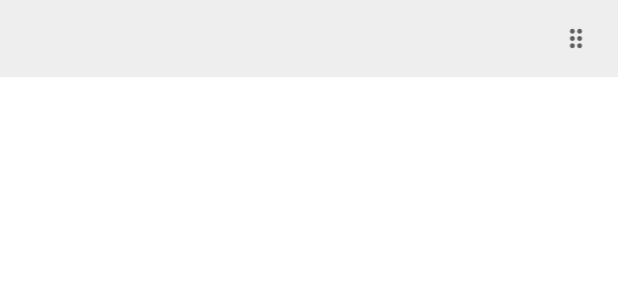
After one commit to mshafeeqkn/Shopee, an Android app: the layout list_item_layout.xml on its own in the app's theme, with its tools: preview values and no code run, on a phone screen of 412 x 824 dp. The commit adds this screen. Shown: the top 300 px of the screen. Run offline under Robolectric (Android 15) with nearby library versions, the phone set to English and light mode, and no system bars.

Commit message:
Draggable list view

```diff
--- a/app/build.gradle
+++ b/app/build.gradle
@@ -39,6 +39,7 @@ dependencies {
     implementation("androidx.navigation:navigation-dynamic-features-fragment:2.3.5")
     implementation platform('com.google.firebase:firebase-bom:28.1.0')
     implementation 'com.google.firebase:firebase-auth-ktx'
+    implementation 'com.ernestoyaquello.dragdropswiperecyclerview:drag-drop-swipe-recyclerview:1.0.2'
 
     implementation "org.jetbrains.kotlin:kotlin-stdlib:$kotlin_version"
     implementation 'androidx.core:core-ktx:1.5.0'
--- /dev/null
+++ b/app/src/main/res/drawable/ic_baseline_drag_indicator_24.xml
@@ -0,0 +1,11 @@
+<?xml version="1.0" encoding="utf-8"?>
+<vector xmlns:android="http://schemas.android.com/apk/res/android"
+    android:width="24dp"
+    android:height="24dp"
+    android:viewportWidth="24"
+    android:viewportHeight="24"
+    android:tint="?attr/colorControlNormal">
+  <path
+      android:fillColor="@android:color/white"
+      android:pathData="M11,18c0,1.1 -0.9,2 -2,2s-2,-0.9 -2,-2 0.9,-2 2,-2 2,0.9 2,2zM9,10c-1.1,0 -2,0.9 -2,2s0.9,2 2,2 2,-0.9 2,-2 -0.9,-2 -2,-2zM9,4c-1.1,0 -2,0.9 -2,2s0.9,2 2,2 2,-0.9 2,-2 -0.9,-2 -2,-2zM15,8c1.1,0 2,-0.9 2,-2s-0.9,-2 -2,-2 -2,0.9 -2,2 0.9,2 2,2zM15,10c-1.1,0 -2,0.9 -2,2s0.9,2 2,2 2,-0.9 2,-2 -0.9,-2 -2,-2zM15,16c-1.1,0 -2,0.9 -2,2s0.9,2 2,2 2,-0.9 2,-2 -0.9,-2 -2,-2z"/>
+</vector>
--- /dev/null
+++ b/app/src/main/res/drawable/list_divider.xml
@@ -0,0 +1,6 @@
+<?xml version="1.0" encoding="utf-8"?>
+<shape xmlns:android="http://schemas.android.com/apk/res/android"
+    android:shape="rectangle">
+    <size android:height="1dp" />
+    <solid android:color="#e1e1e1" />
+</shape>
--- /dev/null
+++ b/app/src/main/res/layout/list_item_layout.xml
@@ -0,0 +1,19 @@
+<?xml version="1.0" encoding="utf-8"?>
+<LinearLayout xmlns:android="http://schemas.android.com/apk/res/android"
+    android:layout_width="match_parent"
+    android:layout_height="wrap_content"
+    android:orientation="horizontal"
+    android:gravity="center"
+    android:padding="16dp"
+    android:background="#eeeeee">
+    <TextView
+        android:id="@+id/item_text"
+        android:layout_width="0dp"
+        android:layout_weight="1"
+        android:layout_height="wrap_content"/>
+    <ImageView
+        android:id="@+id/drag_icon"
+        android:layout_width="wrap_content"
+        android:layout_height="match_parent"
+        android:src="@drawable/ic_baseline_drag_indicator_24"/>
+</LinearLayout>
```
Also changed, not shown: app/src/main/java/com/shafeeq/shopee/fragments/MainViewFragment.kt (+64 -89 lines), app/src/main/res/layout/fragment_main_view.xml (+6 -8 lines).
